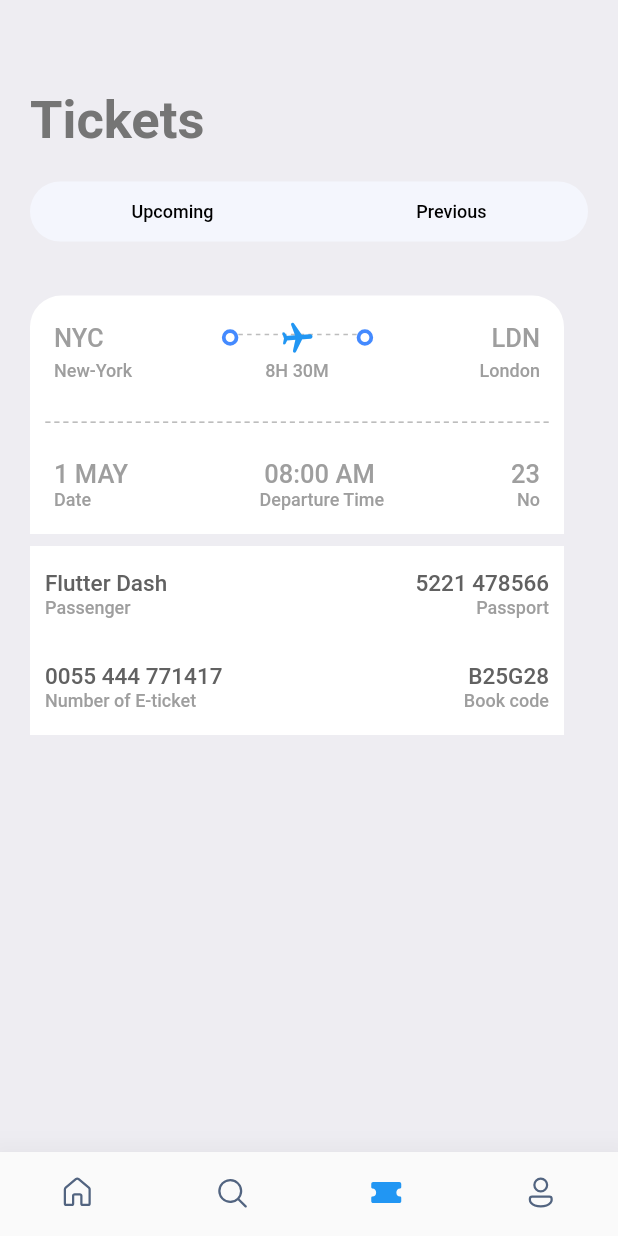
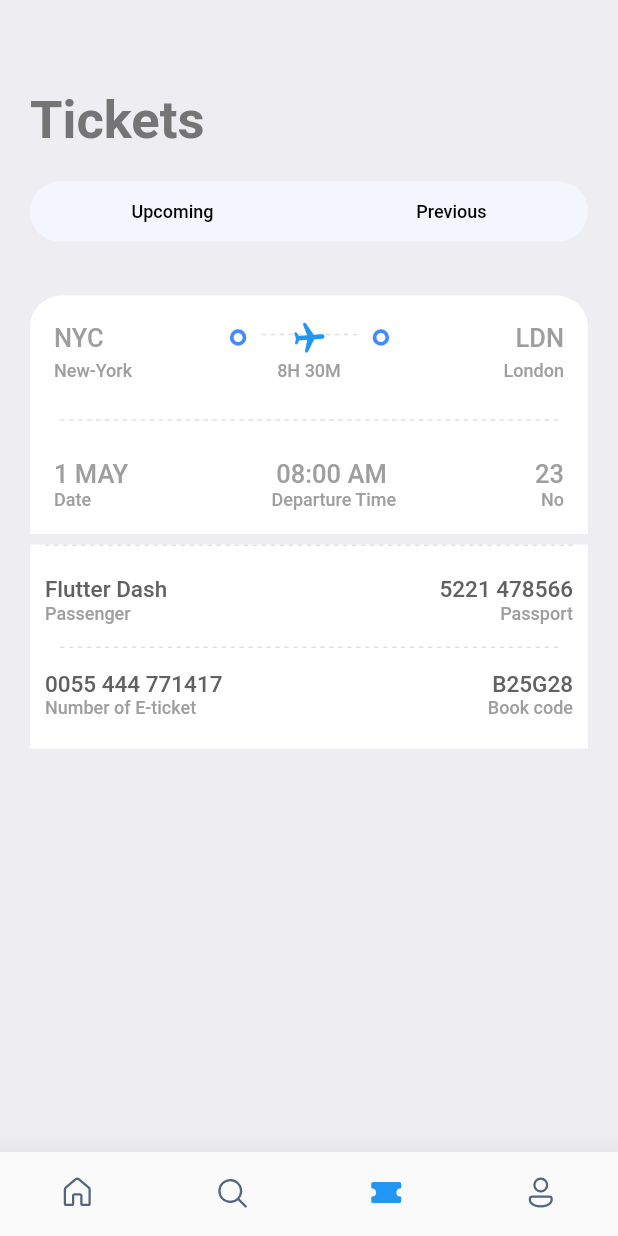
Before and after one commit to Willan0/ticket_aeroplane, a Flutter app: the screen it shows after launch, item 3 of the bottom bar chosen, on a phone screen of 412 x 824 dp. Run offline on Flutter 3.47's test engine with Material 2 defaults, Android fonts, the phone set to English and light mode, and no system bars; our stand-ins replace fluentui_icons, gap, get.

Commit message:
ticket_aeroplane

```diff
--- a/lib/screen/search_screen.dart
+++ b/lib/screen/search_screen.dart
@@ -3,7 +3,6 @@ import 'package:flutter/material.dart';
 import 'package:gap/gap.dart';
 import 'package:ticket/screen/search_text.dart';
 import 'package:ticket/utils/app_layout.dart';
-
 import '../utils/app_style.dart';
 
 class Search extends StatelessWidget {
--- a/lib/screen/ticket_view.dart
+++ b/lib/screen/ticket_view.dart
@@ -4,6 +4,7 @@ import 'package:gap/gap.dart';
 import 'package:ticket/utils/app_layout.dart';
 
 import '../utils/app_style.dart';
+import '../utils/dot_line.dart';
 import '../widgets/half_circle_left.dart';
 import '../widgets/half_circle_right.dart';
 import '../widgets/rounded_container.dart';
@@ -21,7 +22,7 @@ class TicketView extends StatelessWidget {
       width: size.width*0.85,
       height: AppLayout.getHeight(182),
       child: Container(
-        margin:  EdgeInsets.only(right: AppLayout.getHeight(16)),
+        margin:  EdgeInsets.only(right: AppLayout.getHeight(isColor==null?16:0)),
         child: Column(
           mainAxisSize: MainAxisSize.min,
           children: [
@@ -48,19 +49,7 @@ class TicketView extends StatelessWidget {
                           children:[
                             SizedBox(
                             height: AppLayout.getHeight(20),
-                            child: LayoutBuilder(
-                              builder: (BuildContext context, BoxConstraints constraint) {
-                                return Flex(
-                                  direction: Axis.horizontal,
-                                  mainAxisAlignment: MainAxisAlignment.spaceBetween,
-                                  children: List.generate((constraint.constrainWidth()/6).ceil(), (index) =>  SizedBox(
-                                    width: AppLayout.getWidth(3),height: AppLayout.getHeight(1),child:  DecoratedBox(decoration: BoxDecoration(
-                                    color: isColor==null?Colors.white:Colors.grey.shade400
-                                  ),),
-                                  )),
-                                );
-                              },
-                            ),
+                            child: const DotLine(),
                           ),
                             Center(child:Transform.rotate(angle: 1.5,child: Icon(Icons.local_airport_rounded,color: isColor==null?Colors.white:Colors.blue,) ,) ,)
                           ],
@@ -94,19 +83,12 @@ class TicketView extends StatelessWidget {
               child:
                   Row(
                    mainAxisAlignment: MainAxisAlignment.spaceBetween,
-                   children: [
-                    const HalfCircleLeft(isChecked: true,),
+                   children: const [
+                    HalfCircleLeft(isChecked: true,),
                     Expanded(
-                      child: LayoutBuilder(builder: (BuildContext context,  BoxConstraints constraints) {
-                        return Flex(
-                          mainAxisAlignment: MainAxisAlignment.spaceBetween,
-                            direction: Axis.horizontal,
-                          children: List.generate((constraints.constrainWidth()/6).floor(), (index) =>
-                              Text('-',style: TextStyle(color: isColor==null?Colors.white:Colors.grey.shade400),)),
-                        );
-                      },),
+                      child: DotLine(),
                     ),
-                    const HalfCircleRight(isChecked: true,),
+                    HalfCircleRight(isChecked: true,),
                   ]),
               ),
             /*
--- a/lib/screen/tickets.dart
+++ b/lib/screen/tickets.dart
@@ -6,6 +6,7 @@ import 'package:ticket/utils/ticket_info.dart';
 
 import '../utils/app_layout.dart';
 import '../utils/app_style.dart';
+import '../utils/dot_line.dart';
 
 class Tickets extends StatelessWidget {
   const Tickets({Key? key}) : super(key: key);
@@ -47,11 +48,10 @@ class Tickets extends StatelessWidget {
             ),
             Gap(AppLayout.getHeight(20)),
             TicketView(tickets: ticketList[0],isColor: true),
-            const SizedBox(height: 1,),
+            Container(width:size.width/0.85,height:AppLayout.getHeight(1),decoration:const BoxDecoration(color:Colors.white),child: const DotLine()),
             Container(
               width:size.width*0.85,
-              margin: EdgeInsets.only(right: AppLayout.getWidth(16)),
-              padding: EdgeInsets.symmetric(vertical: AppLayout.getHeight(16),horizontal: AppLayout.getWidth(10)),
+              padding: EdgeInsets.symmetric(vertical: AppLayout.getHeight(20),horizontal: AppLayout.getWidth(10)),
               decoration: const BoxDecoration(
                 color: Colors.white
               ),
@@ -76,7 +76,9 @@ class Tickets extends StatelessWidget {
                       )
                     ],
                   ),
-                  Gap(AppLayout.getHeight(30)),
+                  Gap(AppLayout.getHeight(15)),
+                  const DotLine(),
+                  Gap(AppLayout.getHeight(15)),
                   Row(
                     mainAxisAlignment: MainAxisAlignment.spaceBetween,
                     children: [
--- /dev/null
+++ b/lib/utils/dot_line.dart
@@ -0,0 +1,24 @@
+
+import 'package:flutter/material.dart';
+
+import 'app_layout.dart';
+
+class DotLine extends StatelessWidget {
+  const DotLine({Key? key}) : super(key: key);
+
+  @override
+  Widget build(BuildContext context) {
+    return Padding(
+      padding: EdgeInsets.symmetric(horizontal: AppLayout.getWidth(10)),
+      child: SizedBox(
+        child: LayoutBuilder(builder: (p0, p1) {
+          return Flex(
+              direction: Axis.horizontal,
+              mainAxisAlignment: MainAxisAlignment.spaceBetween,
+              children: List.generate((p1.constrainWidth()/6).ceil(), (index) => SizedBox(width: 3,height:1,child: Container(decoration:  BoxDecoration(color: Colors.grey.shade300),),))
+          );
+        },),
+      ),
+    );
+  }
+}
```
